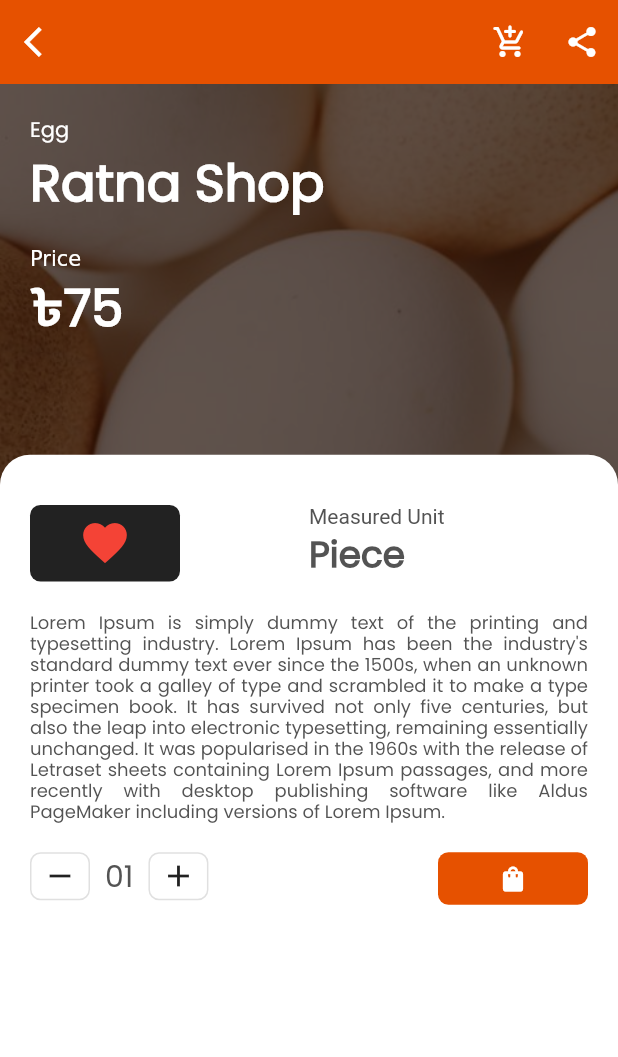
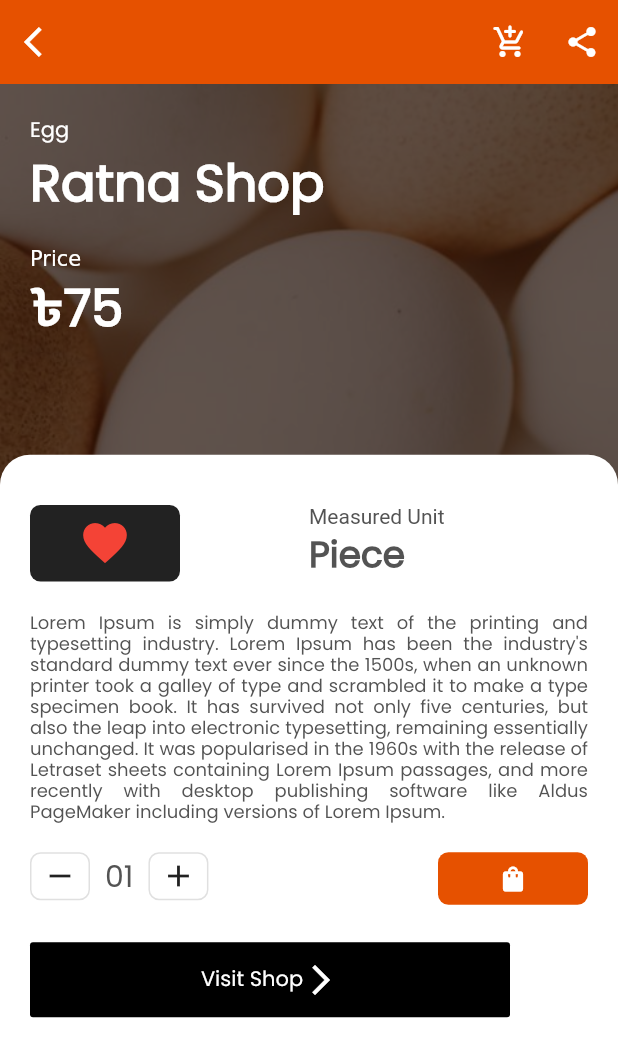
Before and after one commit to tamzid958/kenakata, a Flutter app: the screen it shows after launch, after a tap on "Egg", on a phone screen of 412 x 824 dp. Shown: the top 1057 px of the screen. Run offline on Flutter 3.47's test engine with Material 2 defaults, Android fonts, the phone set to English and light mode, and no system bars; our stand-ins replace flutter_svg.

Commit message:
new button added

```diff
--- a/lib/screens/itemdetails/components/body.dart
+++ b/lib/screens/itemdetails/components/body.dart
@@ -51,6 +51,31 @@ class Body extends StatelessWidget {
                           WishlistMeasuredUnit(product: product),
                           Description(product: product),
                           AddToCart(),
+                          SizedBox(
+                            height: 25,
+                          ),
+                          Row(
+                            crossAxisAlignment: CrossAxisAlignment.center,
+                            children: <Widget>[
+                              Row(children: [
+                                FlatButton(
+                                  onPressed: () => {},
+                                  color: Colors.black,
+                                  padding: EdgeInsets.all(5.0),
+                                  minWidth: 320,
+                                  height: 50,
+                                  textColor: Colors.white,
+                                  child: Row(
+                                    // Replace with a Row for horizontal icon + text
+                                    children: <Widget>[
+                                      Text("Visit Shop"),
+                                      Icon(Icons.arrow_forward_ios),
+                                    ],
+                                  ),
+                                ),
+                              ]),
+                            ],
+                          ),
                         ],
                       ),
                     ),
```
